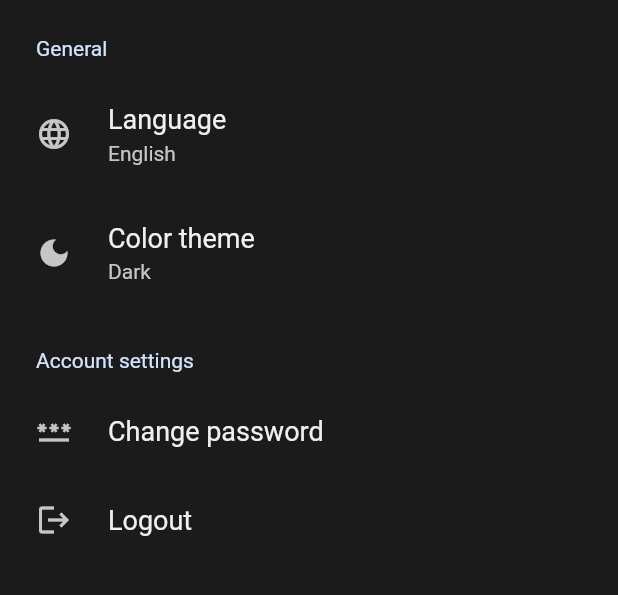
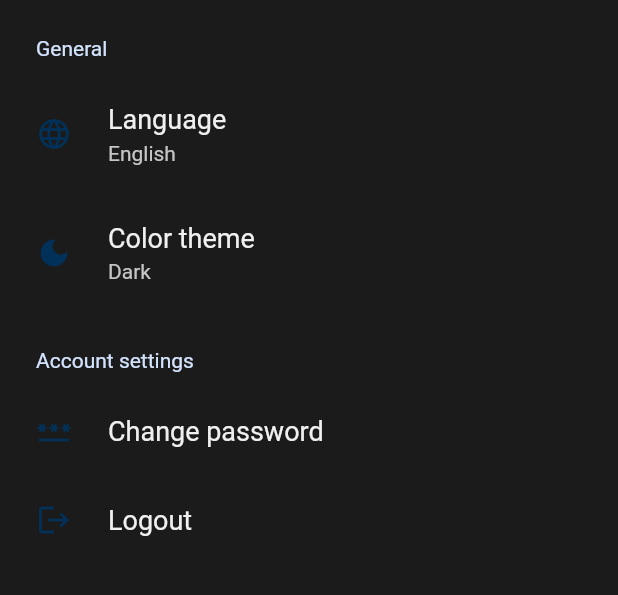
Before and after one commit to MesserschmittX/PayApp, a Flutter app: the SettingsPage screen opened directly, after a tap on "Color theme", on a phone screen of 412 x 824 dp, the part 84-679 px from its top. Run offline on Flutter 3.47's test engine with Material 3 defaults, Android fonts, the phone set to English and light mode, and no system bars; drawn by our look-alikes of settings_ui; our stand-ins replace cloud_firestore, firebase_auth, firebase_core, flutter_translate, pdf, printing and 1 more; missing offline and left inert: flutter_paypal_native, qr_code_scanner, qr_image_generator; accounts and stored records are empty.

Commit message:
Styling und logout fix

```diff
--- a/lib/home.dart
+++ b/lib/home.dart
@@ -154,12 +154,13 @@ class _HomePageState extends State<HomePage> {
         appBar: AppBar(
           leading: Image.asset('assets/images/paysnap.png'),
           title: Text(translate('home_screen.title')),
+          backgroundColor: Styles.secondaryColor,
           actions: <Widget>[
             PopupMenuButton(
                 icon: const Icon(Icons.menu),
                 onSelected: (value) => onSelected(
                     value,
-                    (StatelessWidget widget) => Navigator.of(context)
+                    (Widget widget) => Navigator.of(context)
                         .push(MaterialPageRoute(builder: (context) => widget))),
                 itemBuilder: (context) => [
                       PopupMenuItem(
--- a/lib/settings.dart
+++ b/lib/settings.dart
@@ -24,7 +24,7 @@ class SettingsPage extends StatelessWidget {
             title: Text(translate('settings_screen.general_settings.title')),
             tiles: <SettingsTile>[
               SettingsTile.navigation(
-                leading: const Icon(Icons.language),
+                leading: const Icon(Icons.language, color: Styles.primaryColor),
                 title: Text(translate(
                     'settings_screen.general_settings.language_setting.name')),
                 value: Text(translate('current_language')),
@@ -32,8 +32,8 @@ class SettingsPage extends StatelessWidget {
               ),
               SettingsTile.navigation(
                 leading: darkMode
-                    ? const Icon(Icons.dark_mode)
-                    : const Icon(Icons.light_mode),
+                    ? const Icon(Icons.dark_mode, color: Styles.primaryColor)
+                    : const Icon(Icons.light_mode, color: Styles.primaryColor),
                 title: Text(translate(
                     'settings_screen.general_settings.dark_mode_setting.name')),
                 value: Text(darkMode
@@ -49,7 +49,7 @@ class SettingsPage extends StatelessWidget {
             title: Text(translate('settings_screen.account_settings.title')),
             tiles: <SettingsTile>[
               SettingsTile.navigation(
-                leading: const Icon(Icons.password),
+                leading: const Icon(Icons.password, color: Styles.primaryColor),
                 title: Text(translate(
                     'settings_screen.account_settings.change_password')),
                 onPressed: (context) async => Navigator.of(context).push(
@@ -57,7 +57,7 @@ class SettingsPage extends StatelessWidget {
                         builder: (context) => const UserChangePassword())),
               ),
               SettingsTile.navigation(
-                leading: const Icon(Icons.logout),
+                leading: const Icon(Icons.logout, color: Styles.primaryColor),
                 title:
                     Text(translate('settings_screen.account_settings.logout')),
                 onPressed: (context) async => logout(() => Navigator.of(context)
--- a/lib/styles.dart
+++ b/lib/styles.dart
@@ -2,9 +2,12 @@ import 'package:flutter/material.dart';
 
 class Styles {
   static TextStyle linkText = const TextStyle(
-      color: Colors.blue, fontSize: 15, decoration: TextDecoration.underline);
+      color: Styles.primaryColor,
+      fontSize: 15,
+      decoration: TextDecoration.underline);
 
-  static Color primaryColor = Colors.blue;
+  static const Color primaryColor = Color.fromARGB(255, 1, 49, 89);
+  static const Color secondaryColor = Color.fromARGB(255, 5, 221, 249);
 
   static double buttonHeight = 50;
   static double buttonWidth = 250;
```
Also changed, not shown: lib/login.dart (+14 -4 lines), lib/splash_screen.dart (+18 -2 lines), assets/images/paysnap_appLogo.png (added), assets/images/paysnap_loginLogo.png (added).
